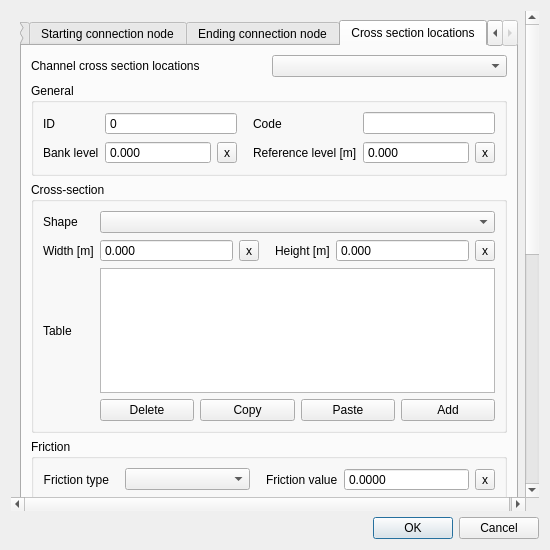
nens/threedi-schematisation-editor, file threedi_schematisation_editor/forms/ui/channel.ui: the form before one commit.
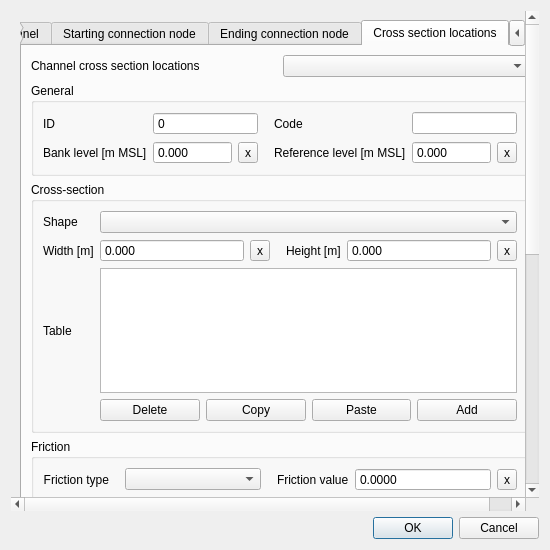
The form after the commit. The open tabs and pages were chosen to show the change.

What changed in the file:
```diff
--- a/threedi_schematisation_editor/forms/ui/channel.ui
+++ b/threedi_schematisation_editor/forms/ui/channel.ui
@@ -1843,7 +1843,7 @@
               <item row="1" column="0">
                <widget class="QLabel" name="label_23">
                 <property name="text">
-                 <string>Bank level</string>
+                 <string>Bank level [m MSL]</string>
                 </property>
                 <property name="alignment">
                  <set>Qt::AlignLeading|Qt::AlignLeft|Qt::AlignVCenter</set>
@@ -1913,7 +1913,7 @@
                  <locale language="English" country="UnitedStates"/>
                 </property>
                 <property name="text">
-                 <string>Reference level [m]</string>
+                 <string>Reference level [m MSL]</string>
                 </property>
                 <property name="alignment">
                  <set>Qt::AlignLeading|Qt::AlignLeft|Qt::AlignVCenter</set>
```
